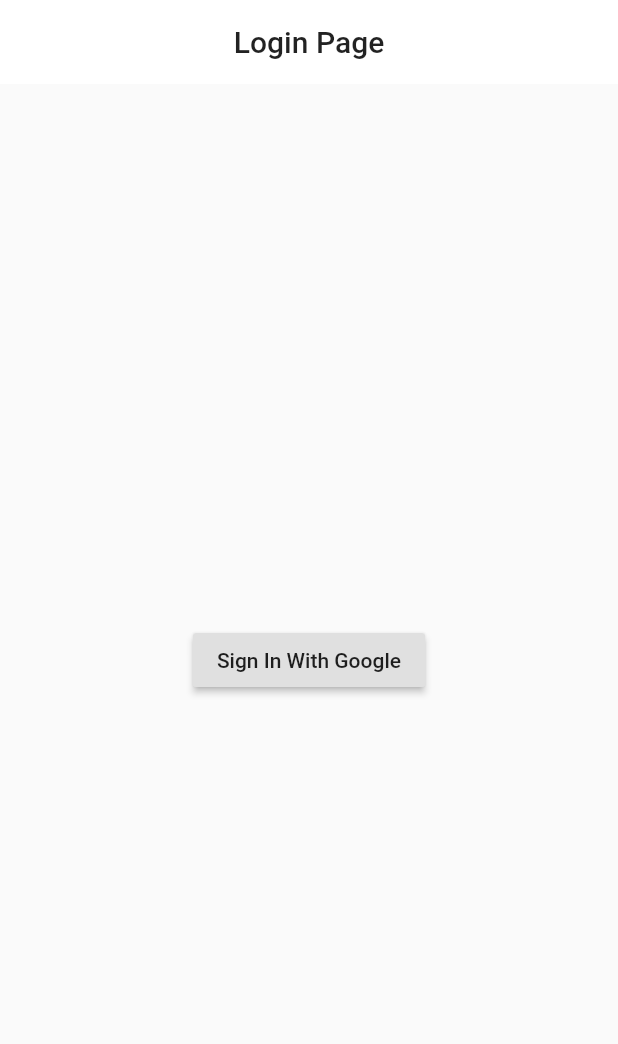
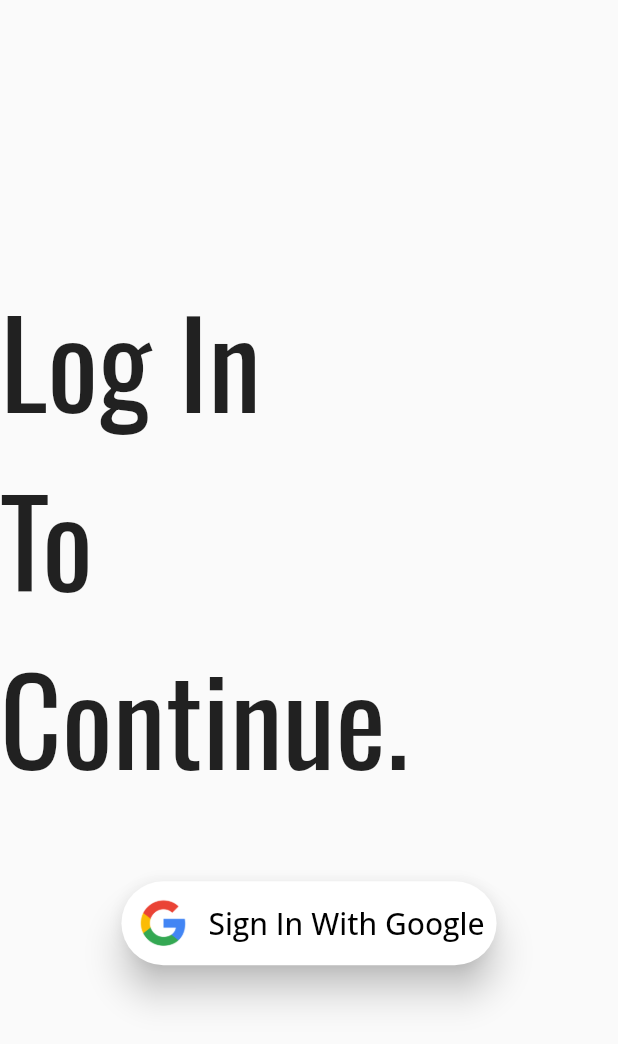
Before and after one commit to zinbrox/news_app_2, a Flutter app: the screen it shows after launch, on a phone screen of 412 x 824 dp. Shown: the top 1044 px of the screen. Run offline on Flutter 3.47's test engine with Material 2 defaults, Android fonts, the phone set to English and light mode, and no system bars; drawn by our look-alikes of delayed_display; our stand-ins replace cloud_firestore, firebase_auth, firebase_core, google_fonts, google_sign_in, share and 2 more; accounts and stored records are empty.

Commit message:
Added Splash Screen and nice looking log in page

```diff
--- a/lib/main.dart
+++ b/lib/main.dart
@@ -11,6 +11,7 @@ import 'package:news_app_2/pages/loginPage.dart';
 import 'package:news_app_2/pages/bookmarks.dart';
 import 'package:news_app_2/pages/custom_selection.dart';
 import 'package:news_app_2/pages/settings_page.dart';
+import 'package:news_app_2/pages/splash_screen.dart';
 
 void main() => runApp(MyApp());
 
@@ -40,8 +41,9 @@ class _MyAppState extends State<MyApp>{
           return MaterialApp(
             debugShowCheckedModeBanner: false,
             theme: Styles.themeData(themeChangeProvider.darkTheme, context),
-            initialRoute: '/loginPage',
+            initialRoute: '/splash',
             routes: {
+              '/splash':(context) => Splash(),
               '/home':(context) => Home(),
               '/home_news':(context) => Home_News(),
               '/article_view':(context) => Article_View(),
--- a/lib/pages/home.dart
+++ b/lib/pages/home.dart
@@ -72,7 +72,7 @@ class _HomeState extends State<Home> {
           title: Text('Top Headlines'),
         ),
         BottomNavigationBarItem(
-          icon: Icon(Icons.view_headline),
+          icon: Icon(Icons.article),
           title: Text('My News'),
         ),
         BottomNavigationBarItem(
--- a/lib/pages/loginPage.dart
+++ b/lib/pages/loginPage.dart
@@ -1,47 +1,95 @@
 import 'package:flutter/material.dart';
+import 'package:google_fonts/google_fonts.dart';
+import 'package:news_app_2/blocs/color_styles.dart';
 import 'package:news_app_2/pages/sign_in.dart';
 import 'package:news_app_2/pages/home.dart';
+import 'package:provider/provider.dart';
+import 'package:delayed_display/delayed_display.dart';
 
 class LoginPage extends StatefulWidget {
   @override
   _LoginPageState createState() => _LoginPageState();
 }
 
+void initState() {}
+
 class _LoginPageState extends State<LoginPage> {
-  @override
-  Widget build(BuildContext context) {
-    return Scaffold(
-      appBar: AppBar(
-        title: Text("Login Page"),
-        centerTitle: true,
-      ),
-      body: Container(
-        child: Center(
-          child: Column(
-            mainAxisAlignment: MainAxisAlignment.center,
-            children: <Widget>[
-              RaisedButton(
-                child: Text("Sign In With Google"),
-                onPressed: (){
-                  print("Pressed Login");
-                  signInWithGoogle().then((result){
-                    if(result != null){
+
+  /*
+  void initState(){
+    signInWithGoogle().then((result) {
+      if (result != null) {
         Navigator.of(context).push(
           MaterialPageRoute(
-                          builder: (context){
+            builder: (context) {
               return Home();
             },
           ),
         );
       }
     });
+  }
 
+   */
+  @override
+  Widget build(BuildContext context) {
+    DarkThemeProvider _themeChanger = Provider.of<DarkThemeProvider>(context);
+    bool isDark = _themeChanger.darkTheme;
+
+    return Scaffold(
+      body: Container(
+        child: Center(
+          child: DelayedDisplay(
+            delay: Duration(seconds: 1),
+            child: Column(
+              mainAxisAlignment: MainAxisAlignment.center,
+              children: <Widget>[
+
+                Align(alignment: Alignment.centerLeft,child: Text("Log In\nTo\nContinue.", style: GoogleFonts.getFont("Oswald", fontSize: 80,),)),
+                SizedBox(height: 50.0),
+                RaisedButton(
+                  padding: const EdgeInsets.all(8.0),
+                  child: Row(
+                    mainAxisSize: MainAxisSize.min,
+                    mainAxisAlignment: MainAxisAlignment.center,
+                    children: [
+                      Image.asset("assets/Google_Logo.png", height: 40.0,),
+                      Padding(
+                        padding: const EdgeInsets.only(left: 10),
+                        child: Text(
+                          "Sign In With Google",
+                          style: GoogleFonts.getFont("Open Sans",
+                              color: Colors.black,
+                            fontSize: 20.0
+                          ),
+                        ),
+                      ),
+                    ],
+                  ),
+                  color: Colors.white,
+                  elevation: 10,
+                  shape: RoundedRectangleBorder(
+                      borderRadius: BorderRadius.circular(30)),
+                  onPressed: () {
+                    print("Pressed Login");
+                    signInWithGoogle().then((result) {
+                      if (result != null) {
+                        Navigator.of(context).push(
+                          MaterialPageRoute(
+                            builder: (context) {
+                              return Home();
+                            },
+                          ),
+                        );
+                      }
+                    });
                   },
                 ),
               ],
             ),
           ),
         ),
+      ),
     );
   }
 }
--- /dev/null
+++ b/lib/pages/splash_screen.dart
@@ -0,0 +1,33 @@
+import 'package:flutter/material.dart';
+import 'package:google_fonts/google_fonts.dart';
+import 'package:news_app_2/pages/loginPage.dart';
+
+class Splash extends StatelessWidget{
+
+  @override
+  Widget build(BuildContext context){
+    return FutureBuilder(
+      future: Future.delayed(Duration(seconds: 3)),
+        builder: (context, AsyncSnapshot snapshot){
+        if(snapshot.connectionState == ConnectionState.waiting) {
+          return returnScaffold();
+        }
+        else {
+          return LoginPage();
+        }
+
+        });
+  }
+
+  Widget returnScaffold(){
+    return Scaffold(
+      body: Column(
+        mainAxisAlignment: MainAxisAlignment.center,
+        children: [
+          Text("Posit \nNews.", style: GoogleFonts.getFont("Oswald", fontSize: 100.0), textAlign: TextAlign.left,),
+        ],
+      )
+
+    );
+  }
+}
--- a/pubspec.yaml
+++ b/pubspec.yaml
@@ -35,6 +35,7 @@ dependencies:
   intl:
   cloud_firestore: ^0.16.0
   share: ^0.6.5+4
+  delayed_display: ^1.1.0
 
 
 
```
Also changed, not shown: assets/GoogleLogo.png (added), assets/Google_Logo.png (added), pubspec.lock. Lines whose indentation alone changed are shown as unchanged.
